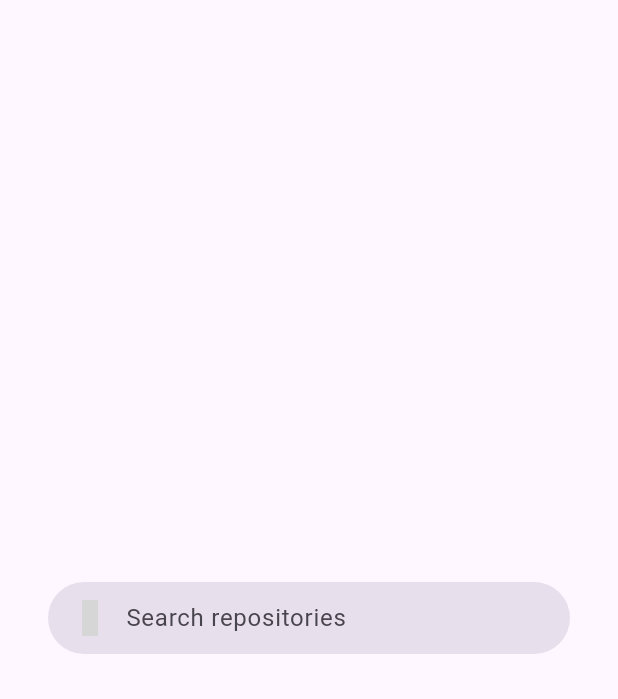
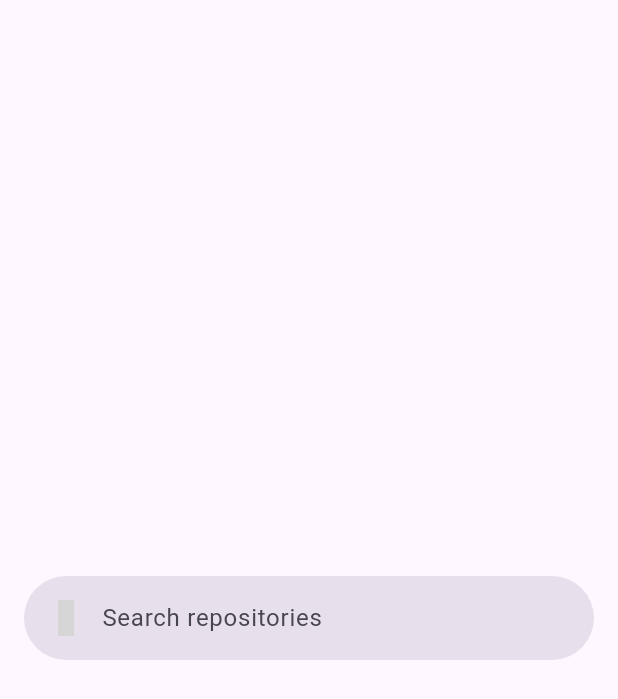
Before and after one commit to fujidaiti/yumemi-flutter-codecheck, a Flutter app: the screen it shows after launch, on a phone screen of 412 x 824 dp. Shown: the top 699 px of the screen. Run offline on Flutter 3.47's test engine with Material 2 defaults, Android fonts, the phone set to English and light mode, and no system bars; our stand-ins replace faker, flutter_hooks, freezed_annotation, go_router, hooks_riverpod, stack_trace; missing offline and left inert: flutter_octicons, github_language_colors, primer_progress_bar; generated files the repository leaves out were written again; grey boxes are pictures that could not be loaded.

Commit message:
レイアウトを調整

```diff
--- a/lib/components/common/search_box.dart
+++ b/lib/components/common/search_box.dart
@@ -74,10 +74,11 @@ class SearchBox extends HookWidget {
       false => null,
     };
 
-    final textFiled = TextField(
+    final textFiled = IgnorePointer(
+      ignoring: readOnly,
+      child: TextField(
         onChanged: onTextChanged,
         onSubmitted: onSubmitted,
-      onTap: onTap,
         controller: controller,
         readOnly: readOnly,
         autofocus: autoFocus,
@@ -87,19 +88,23 @@ class SearchBox extends HookWidget {
           hintText: hintText,
           border: InputBorder.none,
         ),
+      ),
     );
 
-    return Container(
+    const boxHeight = 56.0;
+    return SizedBox(
+      height: boxHeight,
+      child: Container(
         clipBehavior: Clip.antiAlias,
         decoration: const ShapeDecoration(
           shape: StadiumBorder(),
         ),
         child: Material(
           color: Theme.of(context).colorScheme.surfaceVariant,
+          child: InkWell(
+            onTap: onTap,
             child: Padding(
-          padding: const EdgeInsets.symmetric(
-            horizontal: 4,
-          ),
+              padding: const EdgeInsets.only(left: 4, right: 16),
               child: Row(
                 crossAxisAlignment: CrossAxisAlignment.center,
                 children: [
@@ -110,6 +115,8 @@ class SearchBox extends HookWidget {
               ),
             ),
           ),
+        ),
+      ),
     );
   }
 }
--- /dev/null
+++ b/lib/config/colors.dart
@@ -0,0 +1,5 @@
+import 'package:flutter/material.dart';
+
+extension AppColors on ColorScheme {
+  Color get divider => outline.withOpacity(0.4);
+}
--- a/lib/screens/home.dart
+++ b/lib/screens/home.dart
@@ -24,7 +24,7 @@ class Home extends StatelessWidget {
       body: SafeArea(
         child: Center(
           child: Padding(
-            padding: const EdgeInsets.symmetric(horizontal: 32),
+            padding: const EdgeInsets.symmetric(horizontal: 16),
             child: SearchBox(
               autoFocus: false,
               readOnly: true,
```
Also changed, not shown: lib/screens/incremental_search.dart (+13 -5 lines), lib/screens/search.dart (+22 -3 lines). Lines whose indentation alone changed are shown as unchanged.
